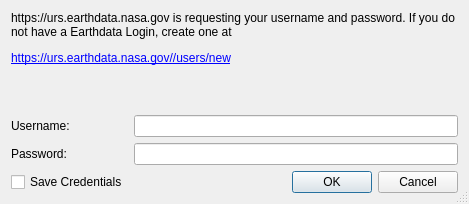
hdus/SRTM-Downloader, file srtm_downloader_login.ui: the form before one commit.
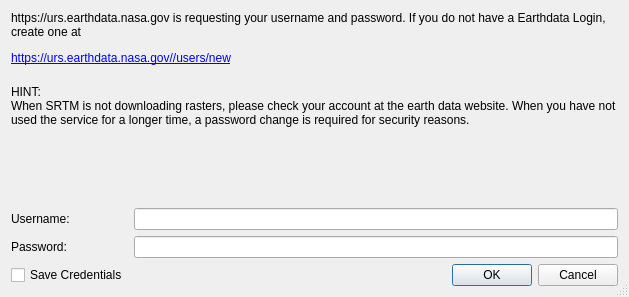
The form after the commit.

Commit message: Password change hint added at login dialog

Patch:
```diff
--- a/srtm_downloader_login.ui
+++ b/srtm_downloader_login.ui
@@ -6,8 +6,8 @@
    <rect>
     <x>0</x>
     <y>0</y>
-    <width>469</width>
-    <height>204</height>
+    <width>629</width>
+    <height>297</height>
    </rect>
   </property>
   <property name="windowTitle">
@@ -17,27 +17,6 @@
    <bool>true</bool>
   </property>
   <layout class="QGridLayout" name="gridLayout">
-   <item row="3" column="0">
-    <widget class="QLabel" name="label_2">
-     <property name="text">
-      <string>Password:</string>
-     </property>
-    </widget>
-   </item>
-   <item row="2" column="0">
-    <widget class="QLabel" name="label">
-     <property name="text">
-      <string>Username:</string>
-     </property>
-    </widget>
-   </item>
-   <item row="4" column="2">
-    <widget class="QDialogButtonBox" name="buttonBox">
-     <property name="standardButtons">
-      <set>QDialogButtonBox::Cancel|QDialogButtonBox::Ok</set>
-     </property>
-    </widget>
-   </item>
    <item row="0" column="0" colspan="3">
     <widget class="QLabel" name="label_3">
      <property name="text">
@@ -51,36 +30,72 @@
      </property>
     </widget>
    </item>
-   <item row="1" column="2">
+   <item row="2" column="2">
     <spacer name="verticalSpacer">
      <property name="orientation">
       <enum>Qt::Vertical</enum>
      </property>
+     <property name="sizeType">
+      <enum>QSizePolicy::Expanding</enum>
+     </property>
      <property name="sizeHint" stdset="0">
       <size>
        <width>20</width>
-       <height>40</height>
+       <height>10</height>
       </size>
      </property>
     </spacer>
    </item>
+   <item row="5" column="0">
+    <widget class="QCheckBox" name="chk_save_credentials">
+     <property name="text">
+      <string>Save Credentials</string>
+     </property>
+    </widget>
+   </item>
+   <item row="3" column="0">
+    <widget class="QLabel" name="label">
+     <property name="text">
+      <string>Username:</string>
+     </property>
+    </widget>
+   </item>
    <item row="3" column="1" colspan="2">
+    <widget class="QLineEdit" name="lne_user"/>
+   </item>
+   <item row="1" column="0" colspan="3">
+    <widget class="QLabel" name="label_4">
+     <property name="text">
+      <string>
+HINT:
+When SRTM is not downloading rasters, please check your account at the earth data website. When you have not used the service for a longer time, a password change is required for security reasons.</string>
+     </property>
+     <property name="wordWrap">
+      <bool>true</bool>
+     </property>
+    </widget>
+   </item>
+   <item row="4" column="0">
+    <widget class="QLabel" name="label_2">
+     <property name="text">
+      <string>Password:</string>
+     </property>
+    </widget>
+   </item>
+   <item row="5" column="2">
+    <widget class="QDialogButtonBox" name="buttonBox">
+     <property name="standardButtons">
+      <set>QDialogButtonBox::Cancel|QDialogButtonBox::Ok</set>
+     </property>
+    </widget>
+   </item>
+   <item row="4" column="1" colspan="2">
     <widget class="QLineEdit" name="lne_password">
      <property name="echoMode">
       <enum>QLineEdit::Password</enum>
      </property>
     </widget>
    </item>
-   <item row="2" column="1" colspan="2">
-    <widget class="QLineEdit" name="lne_user"/>
-   </item>
-   <item row="4" column="0">
-    <widget class="QCheckBox" name="chk_save_credentials">
-     <property name="text">
-      <string>Save Credentials</string>
-     </property>
-    </widget>
-   </item>
   </layout>
  </widget>
  <tabstops>
```
